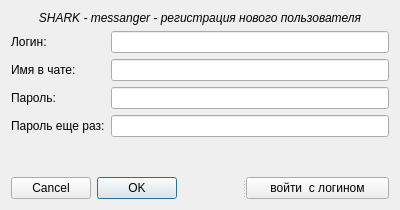
This is Shark_UI/registerScreen.ui in YanBatytskiy/Shark_3_0_Qt as Qt 5 draws it before an edit. The edited form follows.
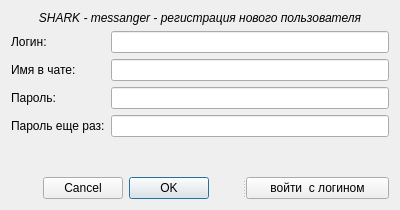
This is the edited form.

Patch:
```diff
--- a/Shark_UI/registerScreen.ui
+++ b/Shark_UI/registerScreen.ui
@@ -126,6 +126,9 @@
       <property name="standardButtons">
        <set>QDialogButtonBox::StandardButton::Cancel|QDialogButtonBox::StandardButton::Ok</set>
       </property>
+      <property name="centerButtons">
+       <bool>true</bool>
+      </property>
      </widget>
      <widget class="QPushButton" name="toLoginButton">
       <property name="text">
```
Left out of the diff: 14 changed lines with no effect on the pictures.
